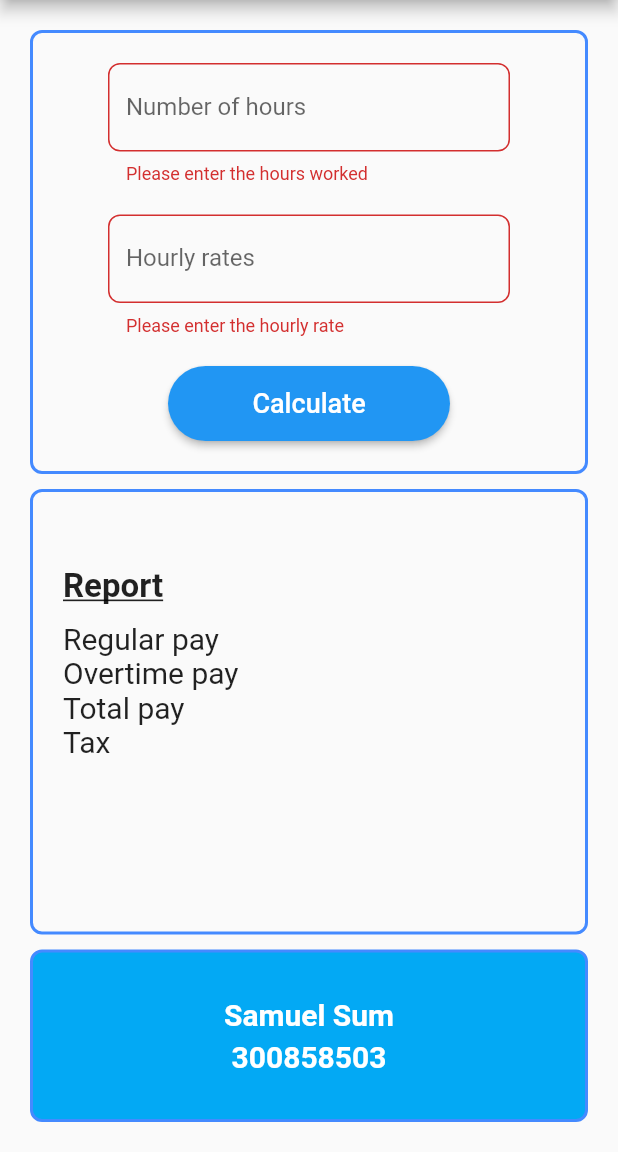
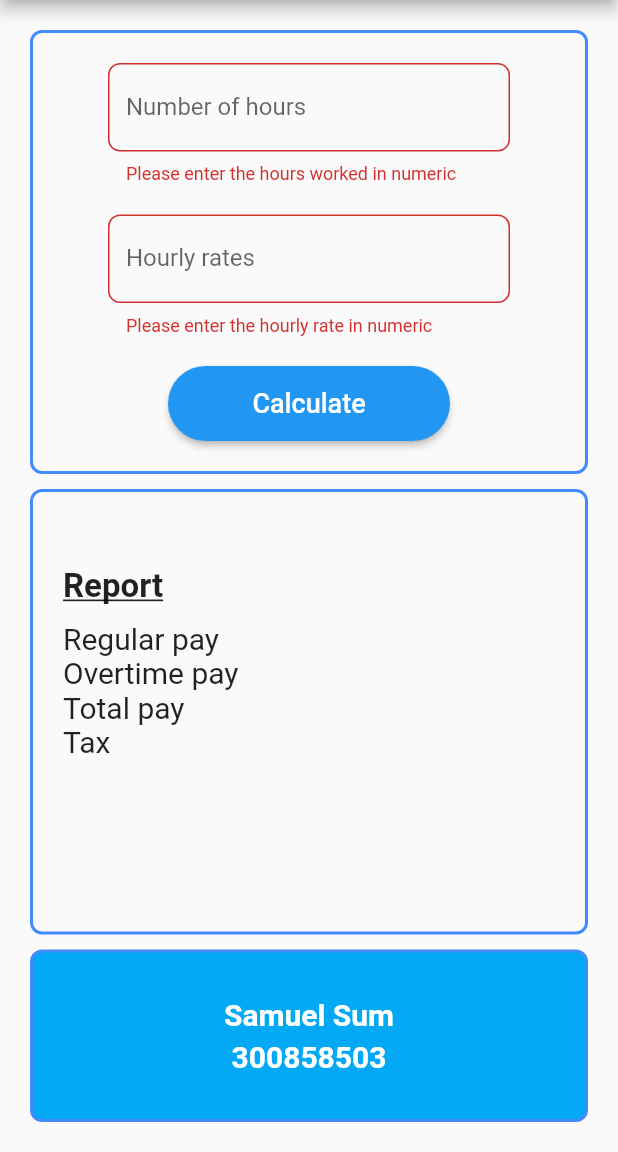
Before and after one commit to sam-sum/mapd722_pay_calculator, a Flutter app: the screen it shows after launch, after a tap on "Calculate", on a phone screen of 412 x 824 dp, the part 84-1236 px from its top. Run offline on Flutter 3.47's test engine with Material 2 defaults, Android fonts, the phone set to English and light mode, and no system bars.

```diff
--- a/lib/main.dart
+++ b/lib/main.dart
@@ -21,6 +21,15 @@ class MainModel extends ChangeNotifier {
       _rates = value;
       notifyListeners();
     }
+  }
+}
+
+mixin InputValidationMixin {
+  bool isPositive(double number) => number > 0;
+
+  bool isNumeric(String value) {
+    RegExp regex = RegExp(r"^-?\d*\.?\d*$");
+    return value.isNotEmpty && regex.hasMatch(value);
   }
 }
 
@@ -67,7 +76,7 @@ class FormPanel extends StatefulWidget {
   State<FormPanel> createState() => _FormPanelState();
 }
 
-class _FormPanelState extends State<FormPanel> {
+class _FormPanelState extends State<FormPanel> with InputValidationMixin {
   final _formKey = GlobalKey<FormState>();
   TextEditingController hoursController = TextEditingController();
   TextEditingController ratesController = TextEditingController();
@@ -91,7 +100,8 @@ class _FormPanelState extends State<FormPanel> {
           children: <Widget>[
             TextFormField(
               controller: hoursController,
-              keyboardType: TextInputType.number,
+              keyboardType: const TextInputType.numberWithOptions(
+                  decimal: true, signed: false),
               decoration: InputDecoration(
                 border:
                     OutlineInputBorder(borderRadius: BorderRadius.circular(8)),
@@ -99,12 +109,14 @@ class _FormPanelState extends State<FormPanel> {
                 labelStyle: const TextStyle(fontSize: 16.0),
               ),
               validator: (value) {
-                if (value == null || value.isEmpty) {
-                  return 'Please enter the hours worked';
-                } else if (double.parse(value) < 0) {
-                  return 'Please enter a positive value';
+                if (isNumeric(value!)) {
+                  if (isPositive(double.parse(value))) {
+                    return null;
+                  } else {
+                    return 'Please enter a positive number';
+                  }
                 } else {
-                  return null;
+                  return 'Please enter the hours worked in numeric';
                 }
               },
             ),
@@ -113,7 +125,8 @@ class _FormPanelState extends State<FormPanel> {
             ),
             TextFormField(
               controller: ratesController,
-              keyboardType: TextInputType.number,
+              keyboardType: const TextInputType.numberWithOptions(
+                  decimal: true, signed: false),
               decoration: InputDecoration(
                 border:
                     OutlineInputBorder(borderRadius: BorderRadius.circular(8)),
@@ -121,12 +134,14 @@ class _FormPanelState extends State<FormPanel> {
                 labelStyle: const TextStyle(fontSize: 16.0),
               ),
               validator: (value) {
-                if (value == null || value.isEmpty) {
-                  return 'Please enter the hourly rate';
-                } else if (double.parse(value) < 0) {
-                  return 'Please enter a positive value';
+                if (isNumeric(value!)) {
+                  if (isPositive(double.parse(value))) {
+                    return null;
+                  } else {
+                    return 'Please enter a positive number';
+                  }
                 } else {
-                  return null;
+                  return 'Please enter the hourly rate in numeric';
                 }
               },
             ),
```
